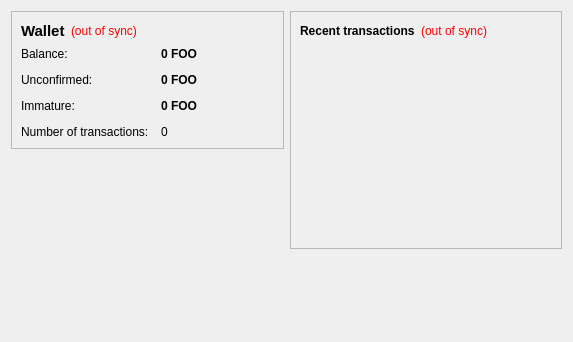
Above: src/qt/forms/overviewpage.ui from BillHex/indiecoin before the change. Below: the same form after it.
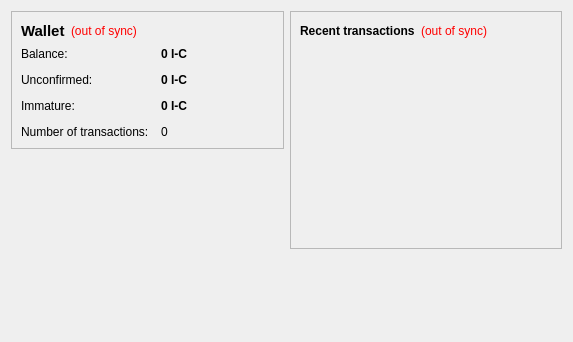
That is the form after the change.

What changed in the file:
```diff
--- a/src/qt/forms/overviewpage.ui
+++ b/src/qt/forms/overviewpage.ui
@@ -105,7 +105,7 @@
              <string>Your current balance</string>
             </property>
             <property name="text">
-             <string notr="true">0 FOO</string>
+             <string notr="true">0 I-C</string>
             </property>
             <property name="textInteractionFlags">
              <set>Qt::LinksAccessibleByMouse|Qt::TextSelectableByKeyboard|Qt::TextSelectableByMouse</set>
@@ -134,7 +134,7 @@
              <string>Total of transactions that have yet to be confirmed, and do not yet count toward the current balance</string>
             </property>
             <property name="text">
-             <string notr="true">0 FOO</string>
+             <string notr="true">0 I-C</string>
             </property>
             <property name="textInteractionFlags">
              <set>Qt::LinksAccessibleByMouse|Qt::TextSelectableByKeyboard|Qt::TextSelectableByMouse</set>
@@ -177,7 +177,7 @@
              <string>Mined balance that has not yet matured</string>
             </property>
             <property name="text">
-             <string notr="true">0 FOO</string>
+             <string notr="true">0 I-C</string>
             </property>
             <property name="textInteractionFlags">
              <set>Qt::LinksAccessibleByMouse|Qt::TextSelectableByKeyboard|Qt::TextSelectableByMouse</set>
```
